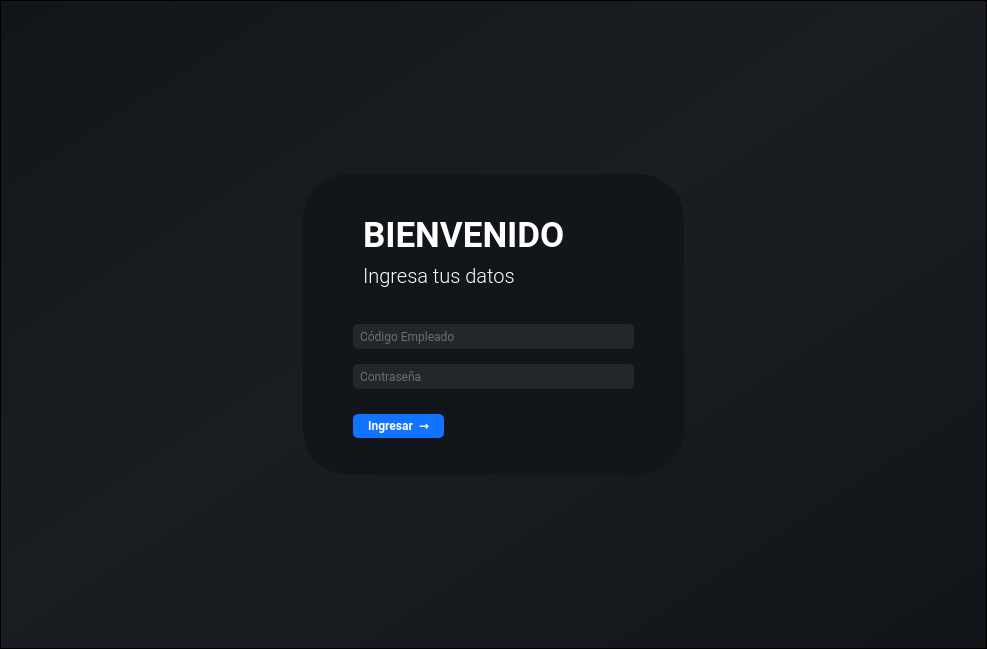
Old version of the form login/login_ui.ui in the repository juanignaciocansillieri/RRHH.
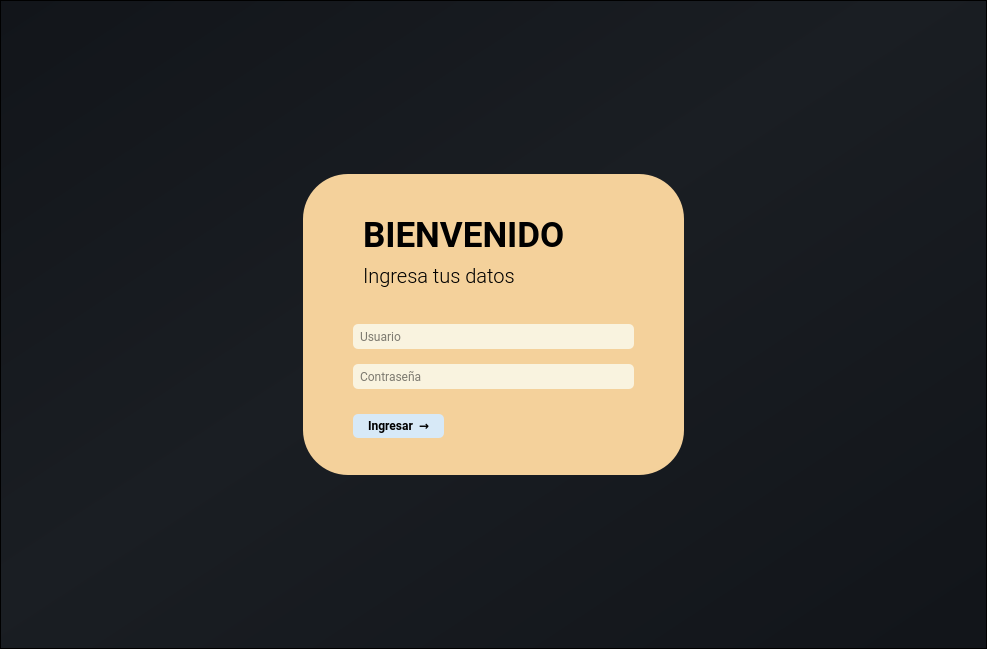
New version of the form.

Patch:
```diff
--- a/login/login_ui.ui
+++ b/login/login_ui.ui
@@ -69,7 +69,7 @@
           </size>
          </property>
          <property name="styleSheet">
-          <string notr="true">background-color: #12151a;
+          <string notr="true">background-color: #F4D19B;
 border-radius: 45px
 </string>
          </property>
@@ -90,7 +90,6 @@
           </property>
           <property name="styleSheet">
            <string notr="true">font: 35px bold ,Roboto;
-color: #fff;
 font-weight: bold;</string>
           </property>
           <property name="text">
@@ -108,7 +107,6 @@
           </property>
           <property name="styleSheet">
            <string notr="true">font: 20px;
-color: #fff;
 font-family: Roboto;
 font-weight: 200;
 </string>
@@ -133,10 +131,9 @@
           </property>
           <property name="styleSheet">
            <string notr="true">QLineEdit{
-background: #23262b;
+background: #F9F3DF;
 border-radius: 5px;
 padding: 5px;
-color: #b3b3b3;
 }
 
 QLineEdit:focus{
@@ -147,7 +144,7 @@
            <string/>
           </property>
           <property name="placeholderText">
-           <string>Código Empleado</string>
+           <string>Usuario</string>
           </property>
          </widget>
          <widget class="QLineEdit" name="pass_login_input">
@@ -166,10 +163,10 @@
           </property>
           <property name="styleSheet">
            <string notr="true">QLineEdit{
-background: #23262b;
+background: #F9F3DF;
 border-radius: 5px;
 padding: 5px;
-color: #b3b3b3;
+
 }
 
 QLineEdit:focus{
@@ -203,8 +200,7 @@
           </property>
           <property name="styleSheet">
            <string notr="true">QPushButton#login_btn{
-background-color: #1173ff;
-color:#fff;
+background-color: #D7E9F7;
 font-size:12px;
 font-family: Roboto;
 font-weight: bold;
```
